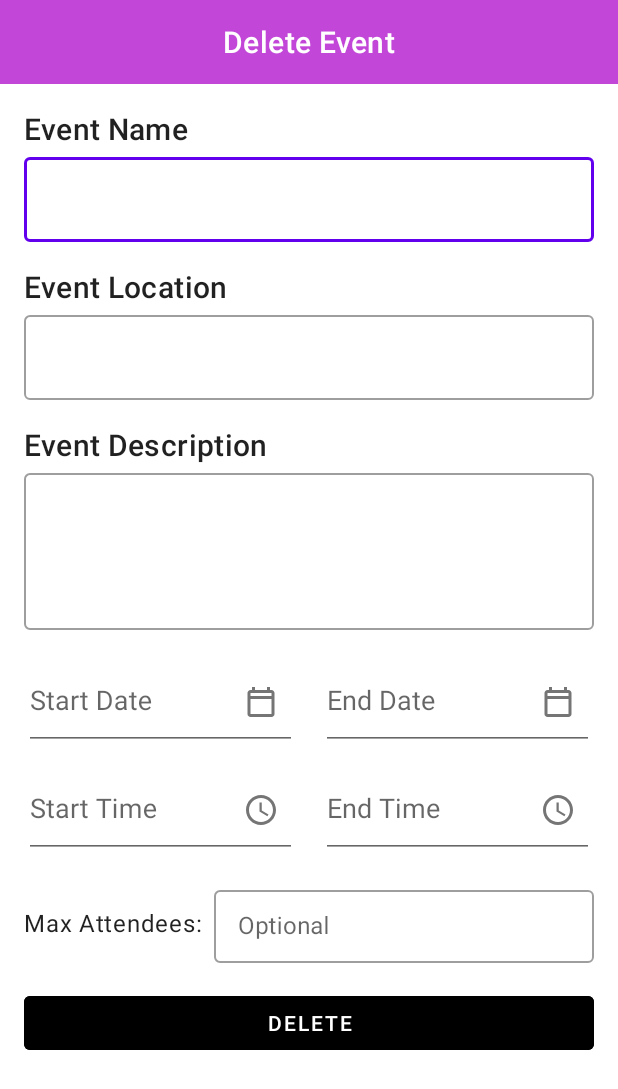
After one commit to CMPUT301W24T33/SyntaxTerror, an Android app: the fragment DeleteEventAdmin shown on its own in the app's theme, on a phone screen of 412 x 824 dp. The commit adds this screen. Shown: the top 1089 px of the screen. Run offline under Robolectric (Android 15) with nearby library versions, the phone set to English and light mode, and no system bars; 1 statement that could not run was skipped.

Commit message:
Created Delete Event Admin

```diff
--- /dev/null
+++ b/CMPUT301W24T33/app/src/main/java/com/example/cmput301w24t33/adminFragments/DeleteEventAdmin.java
@@ -0,0 +1,47 @@
+package com.example.cmput301w24t33.adminFragments;
+
+import android.os.Bundle;
+
+import androidx.fragment.app.Fragment;
+
+import android.util.Log;
+import android.view.LayoutInflater;
+import android.view.View;
+import android.view.ViewGroup;
+import android.widget.Button;
+import android.widget.ImageButton;
+
+import com.example.cmput301w24t33.R;
+
+/**
+ * A simple {@link Fragment} subclass.
+ * Use the {@link DeleteEventAdmin#newInstance} factory method to
+ * create an instance of this fragment.
+ */
+public class DeleteEventAdmin extends Fragment {
+
+
+    @Override
+    public void onCreate(Bundle savedInstanceState) {
+        super.onCreate(savedInstanceState);
+    }
+
+    @Override
+    public View onCreateView(LayoutInflater inflater, ViewGroup container,
+                             Bundle savedInstanceState) {
+        // Inflate the layout for this fragment
+        View view =  inflater.inflate(R.layout.admin_delete_event_fragment, container, false);
+        setOnClickListeners(view);
+        return view;
+    }
+
+    public void setOnClickListeners(View view){
+        ImageButton backButton = view.findViewById(R.id.back_arrow_img);
+        backButton.setOnClickListener(v -> getParentFragmentManager().popBackStack());
+
+        Button deleteButton = view.findViewById(R.id.delete_button);
+        deleteButton.setOnClickListener(v -> {
+            // put logic for deleting event here
+        });
+    }
+}
--- a/CMPUT301W24T33/app/src/main/java/com/example/cmput301w24t33/adminFragments/EditProfileAdmin.java
+++ b/CMPUT301W24T33/app/src/main/java/com/example/cmput301w24t33/adminFragments/DeleteProfileAdmin.java
@@ -16,14 +16,14 @@ import androidx.fragment.app.Fragment;
 
 import com.example.cmput301w24t33.R;
 
-public class EditProfileAdmin extends Fragment {
+public class DeleteProfileAdmin extends Fragment {
 
-    public EditProfileAdmin() {
+    public DeleteProfileAdmin() {
         // Required empty public constructor
     }
 
-    public static EditProfileAdmin newInstance(String param1, String param2) {
-        EditProfileAdmin fragment = new EditProfileAdmin();
+    public static DeleteProfileAdmin newInstance(String param1, String param2) {
+        DeleteProfileAdmin fragment = new DeleteProfileAdmin();
         Bundle args = new Bundle();
         args.putString("", param1);
         args.putString("", param2);
@@ -34,7 +34,7 @@ public class EditProfileAdmin extends Fragment {
     @Override
     public View onCreateView(@NonNull LayoutInflater inflater, ViewGroup container,
                              Bundle savedInstanceState) {
-        View view = inflater.inflate(R.layout.admin_edit_profile, container, false);
+        View view = inflater.inflate(R.layout.admin_delete_profile, container, false);
         setupClickListeners(view);
         setupActionBar(view);
 
--- a/CMPUT301W24T33/app/src/main/java/com/example/cmput301w24t33/adminFragments/ViewProfilesAdmin.java
+++ b/CMPUT301W24T33/app/src/main/java/com/example/cmput301w24t33/adminFragments/ViewProfilesAdmin.java
@@ -47,7 +47,7 @@ public class ViewProfilesAdmin extends Fragment implements UserAdapter.OnUserLis
         selectedUserPosition = position;
         View view = getView();
         if (view != null) {
-            replaceFragment(new EditProfileAdmin());
+            replaceFragment(new DeleteProfileAdmin());
         }
     }
     private void setupActionBar(@NonNull View view) {
--- /dev/null
+++ b/CMPUT301W24T33/app/src/main/res/layout/admin_delete_event_fragment.xml
@@ -0,0 +1,274 @@
+<?xml version="1.0" encoding="utf-8"?>
+<androidx.constraintlayout.widget.ConstraintLayout xmlns:android="http://schemas.android.com/apk/res/android"
+    xmlns:app="http://schemas.android.com/apk/res-auto"
+    xmlns:tools="http://schemas.android.com/tools"
+    android:layout_width="match_parent"
+    android:layout_height="match_parent"
+    android:background="@color/background"
+    tools:context=".activities.Organizer">
+
+    <com.google.android.material.appbar.MaterialToolbar
+        android:id="@+id/toolbar"
+        android:layout_width="0dp"
+        android:layout_height="?attr/actionBarSize"
+        android:background="@color/admin_actionbar"
+        app:title="Delete Event"
+        app:titleCentered="true"
+        app:layout_constraintTop_toTopOf="parent"
+        app:layout_constraintLeft_toLeftOf="parent"
+        app:layout_constraintRight_toRightOf="parent"
+        app:titleTextColor="@color/white"/>
+
+    <LinearLayout
+        android:id="@+id/event_information_layout"
+        android:layout_width="0dp"
+        android:layout_height="0dp"
+        android:fillViewport="true"
+        app:layout_constraintBottom_toBottomOf="parent"
+        app:layout_constraintHorizontal_bias="0.0"
+        app:layout_constraintLeft_toLeftOf="parent"
+        app:layout_constraintRight_toRightOf="parent"
+        app:layout_constraintTop_toBottomOf="@+id/toolbar"
+        app:layout_constraintVertical_bias="1.0">
+
+        <LinearLayout
+            android:layout_width="match_parent"
+            android:layout_height="wrap_content"
+            android:orientation="vertical"
+            android:padding="16dp">
+
+            <!-- Event Name -->
+            <TextView
+                android:layout_width="wrap_content"
+                android:layout_height="wrap_content"
+                android:text="Event Name"
+                android:textAppearance="@style/TextAppearance.MaterialComponents.Headline6" />
+
+            <com.google.android.material.textfield.TextInputLayout
+                android:id="@+id/event_name_input_layout"
+                style="@style/Widget.MaterialComponents.TextInputLayout.OutlinedBox"
+                android:layout_width="match_parent"
+                android:layout_height="wrap_content"
+                app:counterMaxLength="30">
+
+                <com.google.android.material.textfield.TextInputEditText
+                    android:id="@+id/event_name_edit_text"
+                    android:layout_width="match_parent"
+                    android:layout_height="wrap_content" />
+            </com.google.android.material.textfield.TextInputLayout>
+
+            <!-- Event Name -->
+            <TextView
+                android:layout_width="wrap_content"
+                android:layout_height="wrap_content"
+                android:paddingTop="16dp"
+                android:text="Event Location"
+                android:textAppearance="@style/TextAppearance.MaterialComponents.Headline6" />
+
+            <com.google.android.material.textfield.TextInputLayout
+                android:id="@+id/event_location_input_layout"
+                style="@style/Widget.MaterialComponents.TextInputLayout.OutlinedBox"
+                android:layout_width="match_parent"
+                android:layout_height="wrap_content"
+                app:counterMaxLength="30">
+
+                <com.google.android.material.textfield.TextInputEditText
+                    android:id="@+id/event_location_edit_text"
+                    android:layout_width="match_parent"
+                    android:layout_height="wrap_content" />
+            </com.google.android.material.textfield.TextInputLayout>
+
+            <!-- Event Description -->
+            <TextView
+                android:layout_width="wrap_content"
+                android:layout_height="wrap_content"
+                android:paddingTop="16dp"
+                android:text="Event Description"
+                android:textAppearance="@style/TextAppearance.MaterialComponents.Headline6" />
+
+            <com.google.android.material.textfield.TextInputLayout
+                android:id="@+id/event_description_input_layout"
+                style="@style/Widget.MaterialComponents.TextInputLayout.OutlinedBox.Dense"
+                android:layout_width="match_parent"
+                android:layout_height="wrap_content">
+
+                <com.google.android.material.textfield.TextInputEditText
+                    android:id="@+id/event_description_edit_text"
+                    android:layout_width="match_parent"
+                    android:layout_height="wrap_content"
+                    android:inputType="textMultiLine"
+                    android:minLines="4" />
+            </com.google.android.material.textfield.TextInputLayout>
+
+            <!-- Date & Time Container -->
+            <LinearLayout
+                android:layout_width="match_parent"
+                android:layout_height="wrap_content"
+                android:layout_marginTop="16dp"
+                android:orientation="horizontal"
+                android:baselineAligned="false">
+
+                <!-- Start Date & Time -->
+                <LinearLayout
+                    android:layout_width="0dp"
+                    android:layout_height="wrap_content"
+                    android:layout_weight="1"
+                    android:orientation="vertical"
+                    android:paddingEnd="8dp">
+
+                    <!-- Start Date -->
+                    <com.google.android.material.textfield.TextInputLayout
+                        android:id="@+id/start_date_input_layout"
+                        style="@style/Widget.MaterialComponents.TextInputLayout.FilledBox.ExposedDropdownMenu"
+                        android:layout_width="match_parent"
+                        android:layout_height="wrap_content"
+                        android:hint="Start Date"
+                        app:endIconDrawable="@drawable/ic_calendar_today"
+                        app:endIconMode="custom"
+                        app:hintEnabled="true"
+                        app:boxStrokeWidth="0dp"
+                        app:boxStrokeWidthFocused="0dp">
+
+                        <com.google.android.material.textfield.TextInputEditText
+                            android:id="@+id/start_date_edit_text"
+                            android:layout_width="match_parent"
+                            android:layout_height="wrap_content"
+                            android:focusable="false"
+                            android:minHeight="64dp"
+                            android:paddingBottom="0dp"/>
+
+                    </com.google.android.material.textfield.TextInputLayout>
+
+                    <!-- Start Time -->
+                    <com.google.android.material.textfield.TextInputLayout
+                        android:id="@+id/start_time_input_layout"
+                        style="@style/Widget.MaterialComponents.TextInputLayout.FilledBox.ExposedDropdownMenu"
+                        android:layout_width="match_parent"
+                        android:layout_height="wrap_content"
+                        android:layout_marginTop="8dp"
+                        android:hint="Start Time"
+                        app:endIconDrawable="@drawable/ic_access_time"
+                        app:endIconMode="custom"
+                        app:boxStrokeWidth="0dp"
+                        app:boxStrokeWidthFocused="0dp">
+
+                        <com.google.android.material.textfield.TextInputEditText
+                            android:id="@+id/start_time_edit_text"
+                            android:layout_width="match_parent"
+                            android:layout_height="wrap_content"
+                            android:focusable="false"
+                            android:minHeight="64dp"
+                            android:paddingBottom="0dp"/>
+                    </com.google.android.material.textfield.TextInputLayout>
+                </LinearLayout>
+
+                <!-- End Date & Time -->
+                <LinearLayout
+                    android:layout_width="0dp"
+                    android:layout_height="wrap_content"
+                    android:layout_weight="1"
+                    android:orientation="vertical"
+                    android:paddingStart="8dp">
+
+                    <!-- End Date -->
+                    <com.google.android.material.textfield.TextInputLayout
+                        android:id="@+id/end_date_input_layout"
+                        style="@style/Widget.MaterialComponents.TextInputLayout.FilledBox.ExposedDropdownMenu"
+                        android:layout_width="match_parent"
+                        android:layout_height="wrap_content"
+                        android:hint="End Date"
+                        app:endIconDrawable="@drawable/ic_calendar_today"
+                        app:endIconMode="custom"
+                        app:boxStrokeWidth="0dp"
+                        app:boxStrokeWidthFocused="0dp">
+
+                        <com.google.android.material.textfield.TextInputEditText
+                            android:id="@+id/end_date_edit_text"
+                            android:layout_width="match_parent"
+                            android:layout_height="wrap_content"
+                            android:focusable="false"
+                            android:minHeight="64dp"
+                            android:paddingBottom="0dp"/>
+                    </com.google.android.material.textfield.TextInputLayout>
+
+                    <!-- End Time -->
+                    <com.google.android.material.textfield.TextInputLayout
+                        android:id="@+id/end_time_input_layout"
+                        style="@style/Widget.MaterialComponents.TextInputLayout.FilledBox.ExposedDropdownMenu"
+                        android:layout_width="match_parent"
+                        android:layout_height="wrap_content"
+                        android:layout_marginTop="8dp"
+                        android:hint="End Time"
+                        app:endIconDrawable="@drawable/ic_access_time"
+                        app:endIconMode="custom"
+                        app:boxStrokeWidth="0dp"
+                        app:boxStrokeWidthFocused="0dp">
+
+                        <com.google.android.material.textfield.TextInputEditText
+                            android:id="@+id/end_time_edit_text"
+                            android:layout_width="match_parent"
+                            android:layout_height="wrap_content"
+                            android:focusable="false"
+                            android:minHeight="64dp"
+                            android:paddingBottom="0dp"/>
+                    </com.google.android.material.textfield.TextInputLayout>
+                </LinearLayout>
+            </LinearLayout>
+
+            <LinearLayout
+                android:layout_width="match_parent"
+                android:layout_height="wrap_content"
+                android:paddingTop="16dp"
+                android:orientation="vertical">
+
+                <!-- Maximum Number of Attendees -->
+                <LinearLayout
+                    android:layout_width="match_parent"
+                    android:layout_height="wrap_content"
+                    android:orientation="horizontal"
+                    android:gravity="center_vertical">
+
+                    <TextView
+                        android:layout_width="wrap_content"
+                        android:layout_height="wrap_content"
+                        android:text="Max Attendees:"
+                        android:ellipsize="end"
+                        android:singleLine="true"
+                        android:textAppearance="@style/TextAppearance.MaterialComponents.Body1"
+                        android:paddingEnd="8dp"/>
+
+                    <com.google.android.material.textfield.TextInputLayout
+                        android:id="@+id/max_attendees_input_layout"
+                        style="@style/Widget.MaterialComponents.TextInputLayout.OutlinedBox.Dense"
+                        android:layout_width="0dp"
+                        android:layout_height="wrap_content"
+                        android:layout_weight="1"
+                        android:hint="Optional">
+
+                        <com.google.android.material.textfield.TextInputEditText
+                            android:id="@+id/max_attendees_edit_text"
+                            android:layout_width="match_parent"
+                            android:layout_height="wrap_content"
+                            android:inputType="number"/>
+                    </com.google.android.material.textfield.TextInputLayout>
+                </LinearLayout>
+            </LinearLayout>
+            <LinearLayout
+                android:layout_width="match_parent"
+                android:layout_height="wrap_content"
+                android:layout_marginTop="16dp"
+                android:orientation="horizontal">
+                <Button
+                    android:id="@+id/delete_button"
+                    style="@style/Widget.MaterialComponents.Button.UnelevatedButton"
+                    android:layout_width="0dp"
+                    android:layout_height="wrap_content"
+                    android:layout_weight="1"
+                    android:backgroundTint="@color/secondary"
+                    android:text="Delete"
+                    android:textColor="@color/onSecondary" />
+            </LinearLayout>
+        </LinearLayout>
+    </LinearLayout>
+
+</androidx.constraintlayout.widget.ConstraintLayout>
--- a/CMPUT301W24T33/app/src/main/res/layout/admin_edit_profile.xml
+++ b/CMPUT301W24T33/app/src/main/res/layout/admin_delete_profile.xml
@@ -127,24 +127,6 @@
             android:layout_marginEnd="3dp"
             >
         </Button>
-        <Button
-            android:id="@+id/profile_cancel_button"
-            android:layout_width="wrap_content"
-            android:layout_height="wrap_content"
-            android:text="Cancel"
-            android:textColor="@color/black"
-            android:layout_weight="1"
-            android:layout_marginEnd="3dp"
-            >
-        </Button>
-        <Button
-            android:id="@+id/profile_save_button"
-            android:layout_width="wrap_content"
-            android:layout_height="wrap_content"
-            android:text="Save"
-            android:textColor="@color/black"
-            android:layout_weight="1"
-            android:layout_marginStart="3dp">
-        </Button>
+
     </LinearLayout>
 </RelativeLayout>
```
